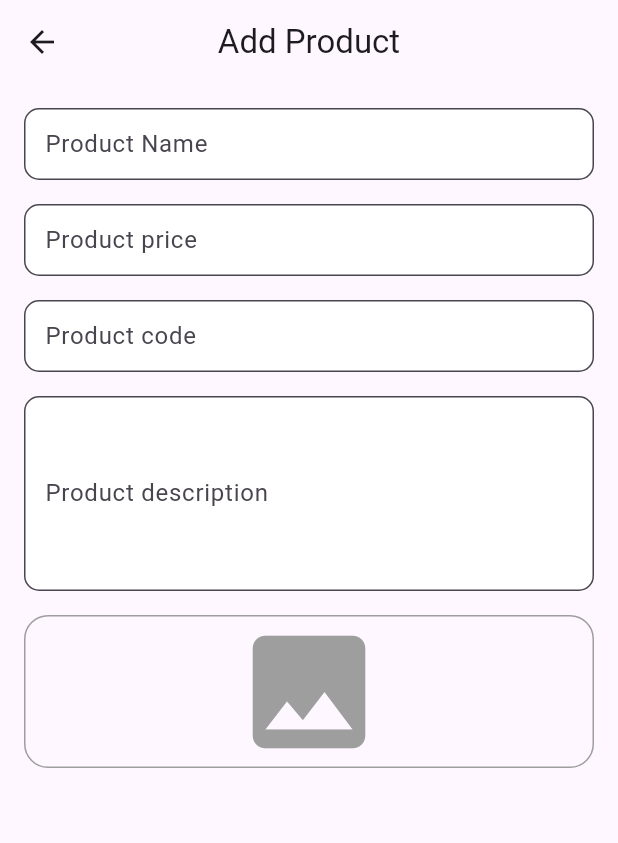
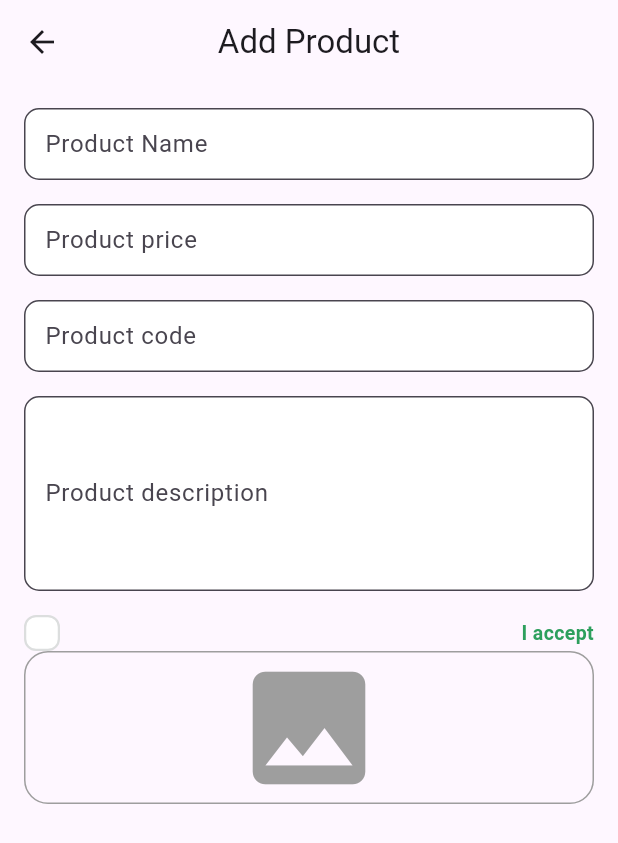
Before and after one commit to mahmoudahmed1718/ecommercedash, a Flutter app: the AddProductView screen opened by its route, on a phone screen of 412 x 824 dp. Shown: the top 843 px of the screen. Run offline on Flutter 3.47's test engine with Material 3 defaults, Android fonts, the phone set to English and light mode, and no system bars; drawn by our look-alikes of skeletonizer; our stand-ins replace firebase_core, image_picker; accounts and stored records are empty.

Commit message:
Add IsCheckedBox widget and integrate it into AddProductViewBody; refactor image file handling

```diff
--- a/lib/features/add_product/presentation/view/widgets/add_product_view_body.dart
+++ b/lib/features/add_product/presentation/view/widgets/add_product_view_body.dart
@@ -1,5 +1,6 @@
 import 'package:ecommercedash/core/widgets/custom_text_form_filed.dart';
 import 'package:ecommercedash/features/add_product/presentation/view/widgets/image_file.dart';
+import 'package:ecommercedash/features/add_product/presentation/view/widgets/is_checked_box.dart';
 import 'package:flutter/material.dart';
 
 class AddProductViewBody extends StatefulWidget {
@@ -19,7 +20,7 @@
       autovalidateMode: autovalidateMode,
       child: Padding(
         padding: const EdgeInsets.symmetric(horizontal: 16),
-        child: Column(
+        child: ListView(
           children: [
             const SizedBox(height: 16),
             CustomTextFormField(
@@ -43,12 +44,20 @@
               maxLines: 5,
             ),
             const SizedBox(height: 16),
+
+            IsCheckedBox(
+              onchanged: (value) {
+                // Handle the checkbox state change
+                // You can save it to a state variable or process it as needed
+              },
+            ),
             ImageFile(
               onImagePicked: (imageFile) {
                 // Handle the picked image file
                 // You can save it to a state variable or process it as needed
               },
             ),
+            const SizedBox(height: 16),
           ],
         ),
       ),
--- /dev/null
+++ b/lib/features/add_product/presentation/view/widgets/custom_check_box.dart
@@ -0,0 +1,38 @@
+import 'package:ecommercedash/core/utils/app_colors.dart';
+import 'package:flutter/material.dart';
+
+class CustomCheckBox extends StatelessWidget {
+  const CustomCheckBox({
+    super.key,
+    required this.isChecked,
+    required this.onChecked,
+  });
+  final bool isChecked;
+  final ValueChanged<bool> onChecked;
+  @override
+  Widget build(BuildContext context) {
+    return GestureDetector(
+      onTap: () {
+        onChecked(!isChecked);
+      },
+      child: AnimatedContainer(
+        width: 24,
+        height: 24,
+        duration: const Duration(milliseconds: 100),
+        decoration: ShapeDecoration(
+          color: isChecked ? AppColors.primaryColor : Colors.white,
+          shape: RoundedRectangleBorder(
+            side: BorderSide(
+              width: 1.50,
+              color: isChecked ? Colors.transparent : const Color(0xFFDCDEDE),
+            ),
+            borderRadius: BorderRadius.circular(8),
+          ),
+        ),
+        child: isChecked
+            ? Icon(Icons.check, color: Colors.white, size: 16)
+            : const SizedBox(),
+      ),
+    );
+  }
+}
--- a/lib/features/add_product/presentation/view/widgets/image_file.dart
+++ b/lib/features/add_product/presentation/view/widgets/image_file.dart
@@ -56,7 +56,7 @@
               child: IconButton(
                 onPressed: () {
                   imageFile = null;
-                  widget.onImagePicked(imageFile!);
+                  widget.onImagePicked(imageFile);
                   setState(() {});
                 },
                 icon: Icon(Icons.delete, color: Colors.red),
--- /dev/null
+++ b/lib/features/add_product/presentation/view/widgets/is_checked_box.dart
@@ -0,0 +1,48 @@
+import 'package:ecommercedash/core/utils/app_colors.dart';
+import 'package:ecommercedash/core/utils/text_styles.dart';
+import 'package:ecommercedash/features/add_product/presentation/view/widgets/custom_check_box.dart';
+import 'package:flutter/material.dart';
+
+class IsCheckedBox extends StatefulWidget {
+  const IsCheckedBox({super.key, required this.onchanged});
+  final ValueChanged<bool> onchanged;
+
+  @override
+  State<IsCheckedBox> createState() => _IsCheckedBoxState();
+}
+
+class _IsCheckedBoxState extends State<IsCheckedBox> {
+  bool isTermsAccepted = false;
+  @override
+  Widget build(BuildContext context) {
+    return Row(
+      children: [
+        CustomCheckBox(
+          isChecked: isTermsAccepted,
+          onChecked: (value) {
+            setState(() {
+              widget.onchanged(value);
+              isTermsAccepted = value;
+            });
+          },
+        ),
+        const SizedBox(width: 16),
+        Expanded(
+          child: Text.rich(
+            TextSpan(
+              children: [
+                TextSpan(
+                  text: 'I accept ',
+                  style: TextStyles.semiBold13.copyWith(
+                    color: AppColors.lightPrimaryColor,
+                  ),
+                ),
+              ],
+            ),
+            textAlign: TextAlign.right,
+          ),
+        ),
+      ],
+    );
+  }
+}
```
